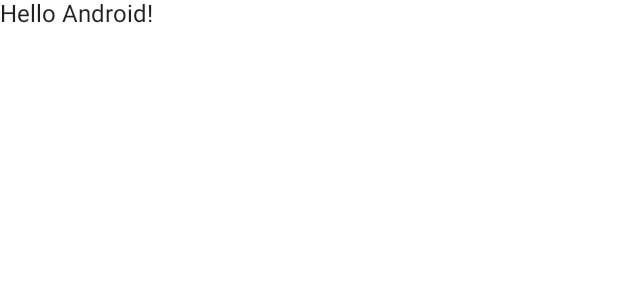
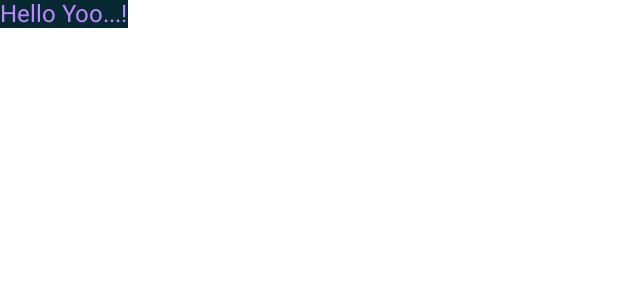
Before and after one commit to APsan785/Practicing-Compose, an Android app built with Jetpack Compose: the @Preview function DefaultPreview, on a phone screen of 412 x 824 dp. Shown: the top 300 px of the screen. Run offline under Robolectric (Android 15) with nearby library versions, the phone set to English and light mode, and no system bars.

```diff
--- a/app/src/main/java/com/apsan/practicingcompose/MainActivity.kt
+++ b/app/src/main/java/com/apsan/practicingcompose/MainActivity.kt
@@ -1,8 +1,10 @@
 package com.apsan.practicingcompose
 
+import android.content.res.Configuration
 import android.os.Bundle
 import androidx.activity.ComponentActivity
 import androidx.activity.compose.setContent
+import androidx.compose.foundation.background
 import androidx.compose.foundation.layout.fillMaxSize
 import androidx.compose.material.MaterialTheme
 import androidx.compose.material.Surface
@@ -22,7 +24,7 @@ class MainActivity : ComponentActivity() {
                     modifier = Modifier.fillMaxSize(),
                     color = MaterialTheme.colors.background
                 ) {
-                    Greeting("Hey guys")
+                    Greeting("Yoo...")
                 }
             }
         }
@@ -31,13 +33,25 @@ class MainActivity : ComponentActivity() {
 
 @Composable
 fun Greeting(name: String) {
-    Text(text = "Hello $name!")
+    Text(
+        text = "Hello $name!",
+        color = MaterialTheme.colors.primary,
+        modifier = Modifier.background(MaterialTheme.colors.secondaryVariant)
+    )
 }
 
-@Preview(showBackground = true)
+@Preview(showBackground = true, name = "Preview1")
 @Composable
 fun DefaultPreview() {
-    PracticingComposeTheme {
-        Greeting("Android")
+    PracticingComposeTheme(darkTheme = true) {
+        Greeting("Yoo...")
     }
 }
+
+@Preview(showBackground = true, uiMode = Configuration.UI_MODE_NIGHT_YES, showSystemUi = true)
+@Composable
+fun DefaultPreview1() {
+    PracticingComposeTheme {
+        Greeting("Yoo...")
+    }
+}
--- a/app/src/main/java/com/apsan/practicingcompose/ui/theme/Color.kt
+++ b/app/src/main/java/com/apsan/practicingcompose/ui/theme/Color.kt
@@ -6,3 +6,4 @@ val Purple200 = Color(0xFFBB86FC)
 val Purple500 = Color(0xFF6200EE)
 val Purple700 = Color(0xFF3700B3)
 val Teal200 = Color(0xFF03DAC5)
+val darkBg = Color(0xFF052831)
--- a/app/src/main/java/com/apsan/practicingcompose/ui/theme/Theme.kt
+++ b/app/src/main/java/com/apsan/practicingcompose/ui/theme/Theme.kt
@@ -9,7 +9,8 @@ import androidx.compose.runtime.Composable
 private val DarkColorPalette = darkColors(
     primary = Purple200,
     primaryVariant = Purple700,
-    secondary = Teal200
+    secondary = Teal200,
+    secondaryVariant = darkBg
 )
 
 private val LightColorPalette = lightColors(
```
